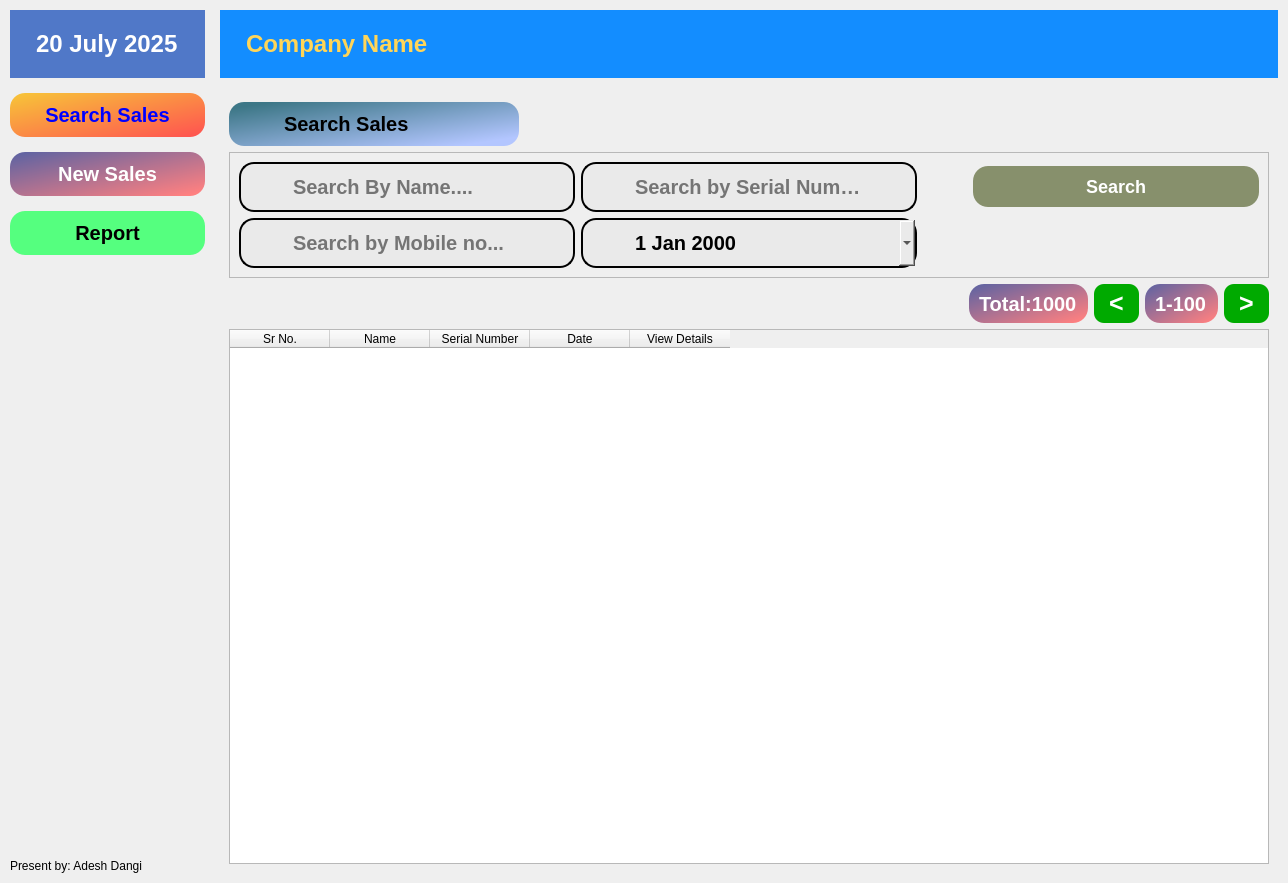
This is gui/sale_record-design.ui in adesh-dangi/sales-record-app as Qt 5 draws it before an edit. The edited form follows.
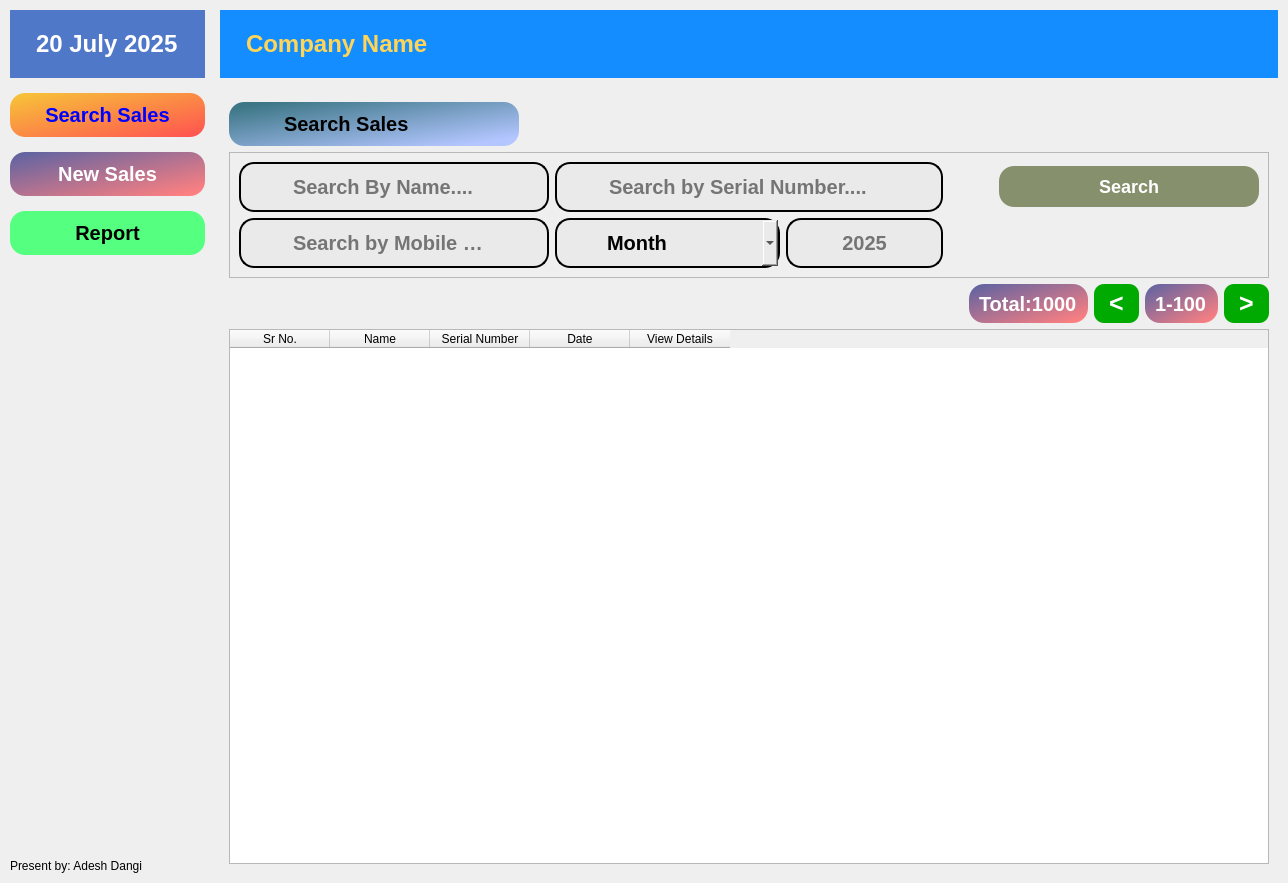
This is the edited form. The open tabs and pages were chosen to show the change. Icons and pictures are not drawn.

Commit message: search with pagination and reset and date, mobile, name, order id filter done

What changed in the file:
```diff
--- a/gui/sale_record-design.ui
+++ b/gui/sale_record-design.ui
@@ -367,9 +367,23 @@
              </widget>
             </item>
             <item row="1" column="1">
-             <widget class="QDateEdit" name="date_search">
-              <property name="styleSheet">
-               <string notr="true"> background-color:rgb(234, 234, 234);
+             <layout class="QHBoxLayout" name="horizontalLayout">
+              <item>
+               <widget class="QComboBox" name="month_search_inp">
+                <property name="minimumSize">
+                 <size>
+                  <width>190</width>
+                  <height>0</height>
+                 </size>
+                </property>
+                <property name="maximumSize">
+                 <size>
+                  <width>1000</width>
+                  <height>16777215</height>
+                 </size>
+                </property>
+                <property name="styleSheet">
+                 <string notr="true"> background-color:rgb(234, 234, 234);
 color: rgb(0, 0, 0);
     text-align: center;
     font-weight: bold;
@@ -377,26 +391,108 @@
 border-radius: 15px;
    padding: 10% 50% 10% 50%;
 border:2px solid black;</string>
-              </property>
-              <property name="inputMethodHints">
-               <set>Qt::ImhDate|Qt::ImhPreferNumbers</set>
-              </property>
-              <property name="wrapping">
-               <bool>true</bool>
-              </property>
-              <property name="buttonSymbols">
-               <enum>QAbstractSpinBox::NoButtons</enum>
-              </property>
-              <property name="accelerated">
-               <bool>true</bool>
-              </property>
-              <property name="showGroupSeparator" stdset="0">
-               <bool>true</bool>
-              </property>
-              <property name="calendarPopup">
-               <bool>true</bool>
-              </property>
-             </widget>
+                </property>
+                <property name="placeholderText">
+                 <string>Month</string>
+                </property>
+                <item>
+                 <property name="text">
+                  <string>January</string>
+                 </property>
+                </item>
+                <item>
+                 <property name="text">
+                  <string>February</string>
+                 </property>
+                </item>
+                <item>
+                 <property name="text">
+                  <string>March</string>
+                 </property>
+                </item>
+                <item>
+                 <property name="text">
+                  <string>April</string>
+                 </property>
+                </item>
+                <item>
+                 <property name="text">
+                  <string>May</string>
+                 </property>
+                </item>
+                <item>
+                 <property name="text">
+                  <string>June</string>
+                 </property>
+                </item>
+                <item>
+                 <property name="text">
+                  <string>July</string>
+                 </property>
+                </item>
+                <item>
+                 <property name="text">
+                  <string>August</string>
+                 </property>
+                </item>
+                <item>
+                 <property name="text">
+                  <string>September</string>
+                 </property>
+                </item>
+                <item>
+                 <property name="text">
+                  <string>October</string>
+                 </property>
+                </item>
+                <item>
+                 <property name="text">
+                  <string>November</string>
+                 </property>
+                </item>
+                <item>
+                 <property name="text">
+                  <string>December</string>
+                 </property>
+                </item>
+               </widget>
+              </item>
+              <item>
+               <widget class="QLineEdit" name="year_search_inp">
+                <property name="maximumSize">
+                 <size>
+                  <width>157</width>
+                  <height>16777215</height>
+                 </size>
+                </property>
+                <property name="styleSheet">
+                 <string notr="true"> background-color:rgb(234, 234, 234);
+color: rgb(0, 0, 0);
+    text-align: center;
+    font-weight: bold;
+    font-size: 20px;
+border-radius: 15px;
+   padding: 10% 50% 10% 50%;
+border:2px solid black;</string>
+                </property>
+                <property name="inputMethodHints">
+                 <set>Qt::ImhDigitsOnly|Qt::ImhPreferNumbers</set>
+                </property>
+                <property name="maxLength">
+                 <number>4</number>
+                </property>
+                <property name="alignment">
+                 <set>Qt::AlignCenter</set>
+                </property>
+                <property name="placeholderText">
+                 <string>2025</string>
+                </property>
+                <property name="clearButtonEnabled">
+                 <bool>true</bool>
+                </property>
+               </widget>
+              </item>
+             </layout>
             </item>
            </layout>
           </widget>
```
Left out of the diff: 115 changed lines with no effect on the pictures. The commit also changes 7 other files.
